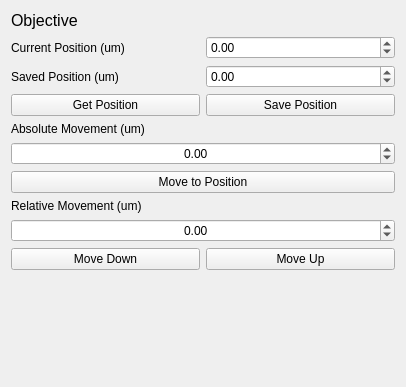
First picture: the form in openclem/ui/qt/CLEMObjectiveWidget.ui, repository DeMarcoLab/openCLEM, before the edit.
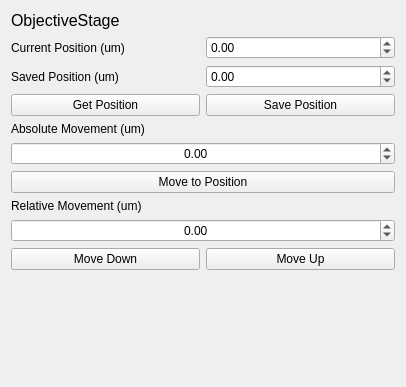
Second picture: the form after the edit.

Diff of the .ui file:
```diff
--- a/openclem/ui/qt/CLEMObjectiveWidget.ui
+++ b/openclem/ui/qt/CLEMObjectiveWidget.ui
@@ -131,7 +131,7 @@
       </font>
      </property>
      <property name="text">
-      <string>Objective</string>
+      <string>ObjectiveStage</string>
      </property>
     </widget>
    </item>
```
